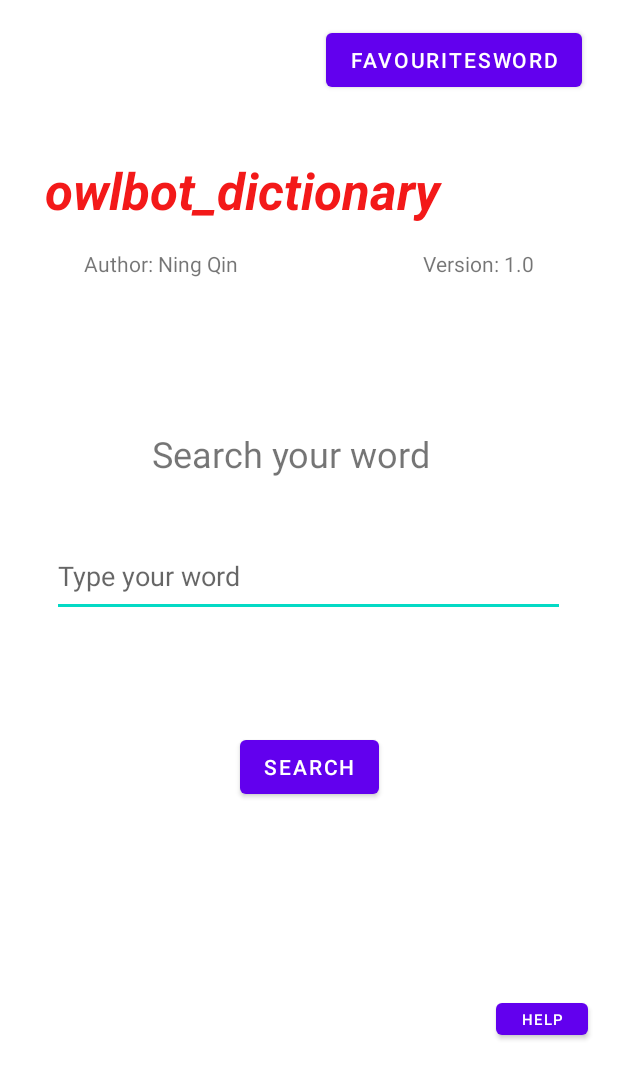
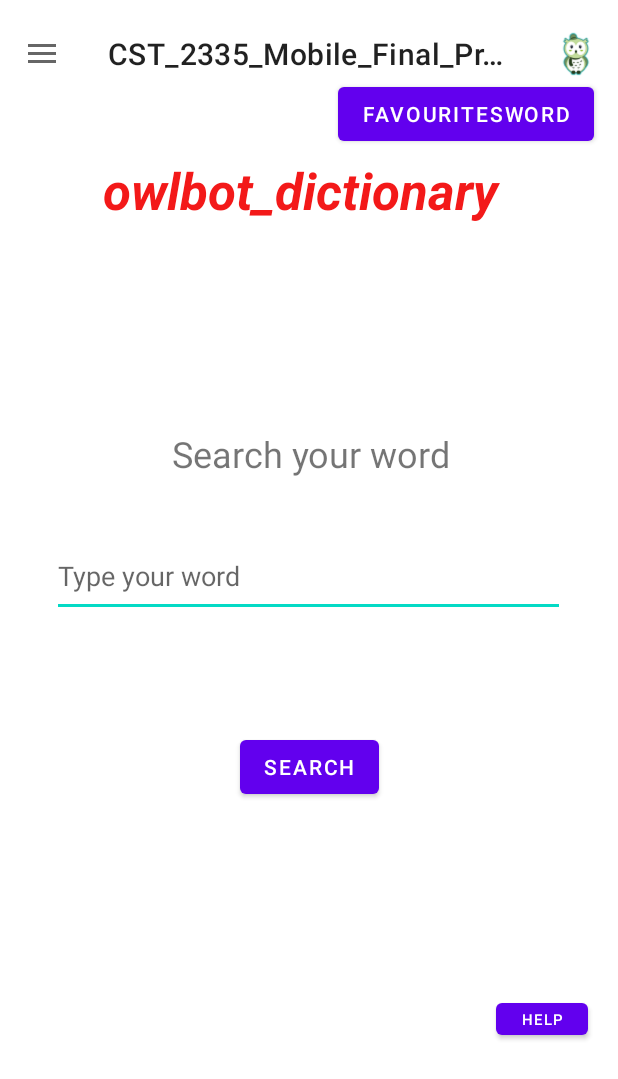
Before and after one commit to NickQin5517/CST_2335_Mobile_Final_Project, an Android app: the screen it shows after launch (OwlbotActivity), after a tap on "OWLBOT DICTIONARY", on a phone screen of 412 x 824 dp. Shown: the top 1079 px of the screen. Run offline under Robolectric (Android 15) with nearby library versions, the phone set to English and light mode, and no system bars.

Commit message:
update Ning Qin owlbot dictionary version 4, finished everything except Javadoc.

```diff
--- a/app/src/main/java/algonquin/cst2335/cst_2335_mobile_final_project/MainActivity.java
+++ b/app/src/main/java/algonquin/cst2335/cst_2335_mobile_final_project/MainActivity.java
@@ -17,29 +17,7 @@ import com.google.android.material.navigation.NavigationView;
 
 public class MainActivity extends AppCompatActivity {
 
-    @Override
-    public boolean onCreateOptionsMenu(Menu menu) {
 
-        MenuInflater inflater = getMenuInflater();
-        inflater.inflate(R.menu.main_activity_actions, menu);
-        return true;
-    }
-
-    @Override
-    public boolean onOptionsItemSelected( MenuItem item) {
-
-        switch (item.getItemId()) {
-
-            case R.id.owlbotIcon:
-
-                startActivity( new Intent( MainActivity.this, OwlbotActivity.class));
-
-                break;
-        }
-
-
-        return super.onOptionsItemSelected(item);
-    }
 
     @Override
     protected void onCreate(Bundle savedInstanceState) {
@@ -59,23 +37,7 @@ public class MainActivity extends AppCompatActivity {
         carbonBtn.setOnClickListener( click -> startActivity( new Intent( MainActivity.this, CarbonActivity.class)));
 
 
-        Toolbar myToolbar = findViewById(R.id.toolbar);
-        setSupportActionBar(myToolbar);
 
-        DrawerLayout drawer = findViewById(R.id.drawer_layout);
-        ActionBarDrawerToggle toggle = new ActionBarDrawerToggle(this, drawer, myToolbar, R.string.open, R.string.close);
-        drawer.addDrawerListener(toggle);
-        toggle.syncState();
-
-        NavigationView navigationView = findViewById(R.id.popout_menu);
-        navigationView.setNavigationItemSelectedListener( (item)-> {
-
-            onOptionsItemSelected(item);
-            drawer.closeDrawer(GravityCompat.START);
-
-            return false;
-
-        });
 
     }
 }
--- a/app/src/main/java/algonquin/cst2335/cst_2335_mobile_final_project/OwlbotActivity.java
+++ b/app/src/main/java/algonquin/cst2335/cst_2335_mobile_final_project/OwlbotActivity.java
@@ -5,14 +5,47 @@ import android.content.Context;
 import android.content.Intent;
 import android.content.SharedPreferences;
 import android.os.Bundle;
+import android.view.Menu;
+import android.view.MenuInflater;
+import android.view.MenuItem;
 import android.widget.Button;
 import android.widget.EditText;
 import android.widget.Toast;
 
+import androidx.appcompat.app.ActionBarDrawerToggle;
 import androidx.appcompat.app.AlertDialog;
 import androidx.appcompat.app.AppCompatActivity;
+import androidx.appcompat.widget.Toolbar;
+import androidx.core.view.GravityCompat;
+import androidx.drawerlayout.widget.DrawerLayout;
+
+import com.google.android.material.navigation.NavigationView;
 
 public class OwlbotActivity extends AppCompatActivity {
+
+    @Override
+    public boolean onCreateOptionsMenu(Menu menu) {
+
+        MenuInflater inflater = getMenuInflater();
+        inflater.inflate(R.menu.main_activity_actions, menu);
+        return true;
+    }
+
+    @Override
+    public boolean onOptionsItemSelected( MenuItem item) {
+
+        switch (item.getItemId()) {
+
+            case R.id.owlbotIcon:
+
+                startActivity( new Intent( OwlbotActivity.this, OwlbotActivity.class));
+
+                break;
+        }
+
+
+        return super.onOptionsItemSelected(item);
+    }
 
 
 
@@ -20,6 +53,25 @@ public class OwlbotActivity extends AppCompatActivity {
     protected void onCreate(Bundle savedInstanceState) {
         super.onCreate(savedInstanceState);
         setContentView(R.layout.owlbot_main);
+
+        Toolbar myToolbar = findViewById(R.id.toolbar);
+        setSupportActionBar(myToolbar);
+
+        DrawerLayout drawer = findViewById(R.id.drawer_layout);
+        ActionBarDrawerToggle toggle = new ActionBarDrawerToggle(this, drawer, myToolbar, R.string.open, R.string.close);
+        drawer.addDrawerListener(toggle);
+        toggle.syncState();
+
+        NavigationView navigationView = findViewById(R.id.popout_menu);
+        navigationView.setNavigationItemSelectedListener( (item)-> {
+
+            onOptionsItemSelected(item);
+            drawer.closeDrawer(GravityCompat.START);
+
+            return false;
+
+        });
+
 
         Button searchbtn = findViewById(R.id.searchbutton);
         EditText searchEdit = findViewById(R.id.searchedit);
--- a/app/src/main/res/layout/owlbot_main.xml
+++ b/app/src/main/res/layout/owlbot_main.xml
@@ -1,15 +1,30 @@
 <?xml version="1.0" encoding="utf-8"?>
-<androidx.constraintlayout.widget.ConstraintLayout xmlns:android="http://schemas.android.com/apk/res/android"
+
+<androidx.drawerlayout.widget.DrawerLayout
+    xmlns:android="http://schemas.android.com/apk/res/android"
     xmlns:app="http://schemas.android.com/apk/res-auto"
     xmlns:tools="http://schemas.android.com/tools"
+    android:id="@+id/drawer_layout"
+    android:layout_width="match_parent"
+    android:layout_height="match_parent">
+
+<androidx.constraintlayout.widget.ConstraintLayout
     android:id="@+id/asd"
     android:layout_width="match_parent"
     android:layout_height="match_parent"
     tools:context=".OwlbotActivity">
 
+    <androidx.appcompat.widget.Toolbar
+        android:id="@+id/toolbar"
+        android:layout_width="match_parent"
+        android:layout_height="wrap_content"
+        android:layout_marginTop="8dp"
+        app:layout_constraintStart_toStartOf="parent"
+        app:layout_constraintTop_toTopOf="parent" />
+
     <TextView
         android:id="@+id/titleView"
-        android:layout_width="346dp"
+        android:layout_width="275dp"
         android:layout_height="50dp"
         android:layout_marginTop="104dp"
         android:text="@string/owlbot_dictionary"
@@ -17,7 +32,6 @@
         android:textSize="34sp"
         android:textStyle="bold|italic"
         app:layout_constraintEnd_toEndOf="parent"
-        app:layout_constraintHorizontal_bias="0.455"
         app:layout_constraintStart_toStartOf="parent"
         app:layout_constraintTop_toTopOf="parent" />
 
@@ -29,7 +43,7 @@
         android:text="@string/search_your_word"
         android:textSize="24sp"
         app:layout_constraintEnd_toEndOf="parent"
-        app:layout_constraintHorizontal_bias="0.497"
+        app:layout_constraintHorizontal_bias="0.561"
         app:layout_constraintStart_toStartOf="parent"
         app:layout_constraintTop_toBottomOf="@+id/titleView" />
 
@@ -58,32 +72,12 @@
         android:id="@+id/favourbutton"
         android:layout_width="wrap_content"
         android:layout_height="wrap_content"
-        android:layout_marginEnd="24dp"
-        android:layout_marginBottom="40dp"
+        android:layout_marginEnd="16dp"
+        android:layout_marginBottom="4dp"
         android:text="@string/favouritesword"
 
         app:layout_constraintBottom_toTopOf="@+id/titleView"
         app:layout_constraintEnd_toEndOf="parent" />
-
-    <TextView
-        android:id="@+id/textView"
-        android:layout_width="wrap_content"
-        android:layout_height="wrap_content"
-        android:layout_marginStart="56dp"
-        android:layout_marginTop="12dp"
-        android:text="@string/author_ning_qin"
-        app:layout_constraintStart_toStartOf="parent"
-        app:layout_constraintTop_toBottomOf="@+id/titleView" />
-
-    <TextView
-        android:id="@+id/textView3"
-        android:layout_width="wrap_content"
-        android:layout_height="wrap_content"
-        android:layout_marginTop="12dp"
-        android:layout_marginEnd="56dp"
-        android:text="@string/version_1_0"
-        app:layout_constraintEnd_toEndOf="parent"
-        app:layout_constraintTop_toBottomOf="@+id/titleView" />
 
     <Button
         android:id="@+id/helpbutton"
@@ -97,3 +91,14 @@
         app:layout_constraintEnd_toEndOf="parent" />
 
 </androidx.constraintlayout.widget.ConstraintLayout>
+
+    <com.google.android.material.navigation.NavigationView
+        android:layout_width="wrap_content"
+        android:layout_height="match_parent"
+        android:id="@+id/popout_menu"
+        app:headerLayout="@layout/popout_header"
+        android:layout_gravity="start"
+        android:fitsSystemWindows="true"
+        app:menu="@menu/main_activity_actions"/>
+
+</androidx.drawerlayout.widget.DrawerLayout>
--- a/app/src/main/res/values/strings.xml
+++ b/app/src/main/res/values/strings.xml
@@ -18,8 +18,11 @@
     <string name="type_your_word">Type your word</string>
     <string name="favouritesword">FAVOURITESWORD</string>
     <string name="author_ning_qin">Author: Ning Qin</string>
+    <string name="version_4_0">Version: 4.0</string>
+    <string name="help">HELP</string>
+    <string name="open" >open</string>
+    <string name="navigation_bar">Navigation Bar</string>
+    <string name="version_4_0" >Version: 4.0</string>
+    <string name="version_3_0">Version: 4.0</string>
     <string name="version_1_0">Version: 1.0</string>
-    <string name="help">HELP</string>
-    <string name="open" />
-    <string name="navigation_bar">Navigation Bar</string>
 </resources>
```
Also changed, not shown: app/src/main/res/layout/activity_main.xml (+22 -22 lines), app/src/main/res/layout/popout_header.xml (+15 -0 lines), 1 other file.
